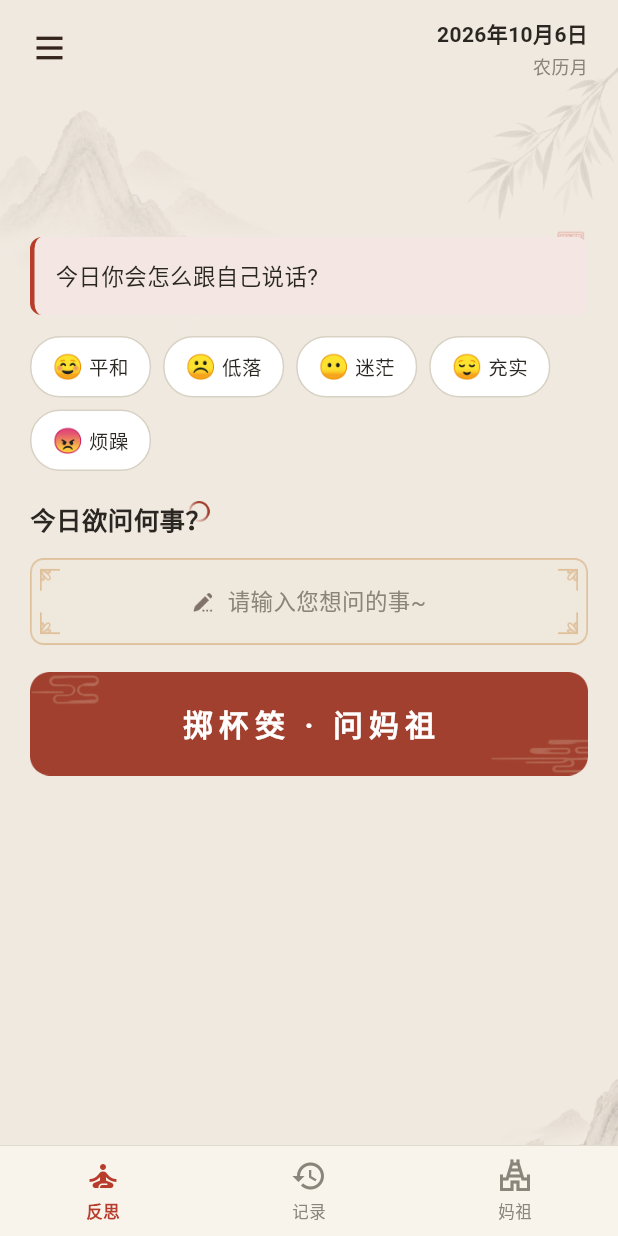
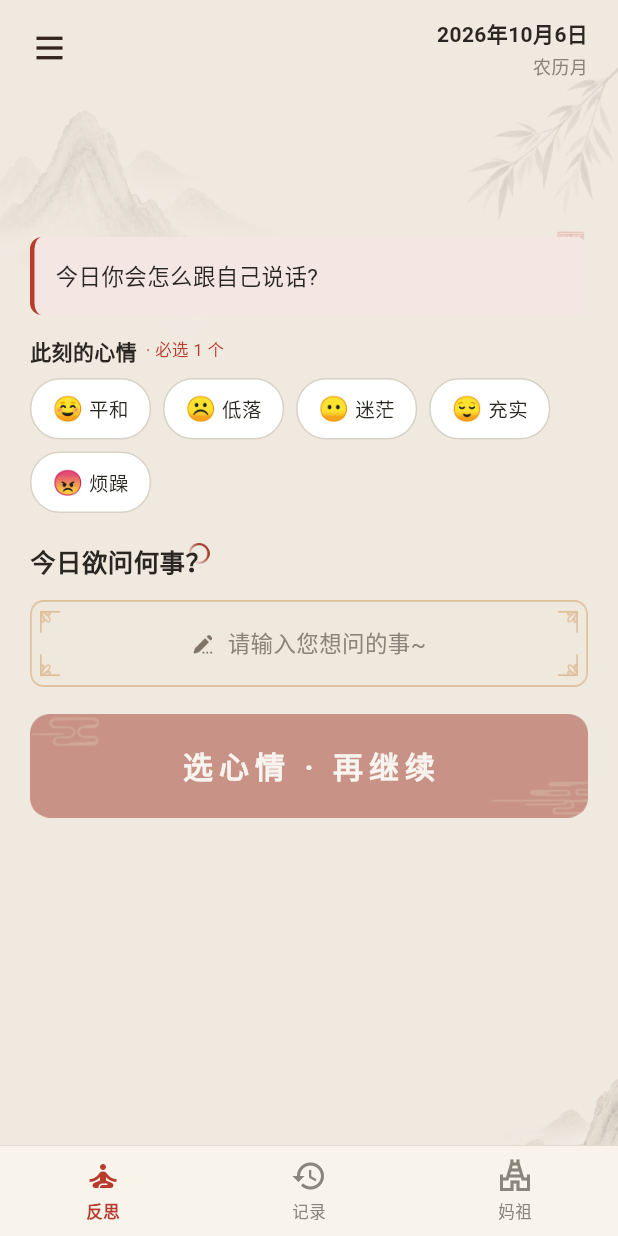
Before and after one commit to jiapeiji/ask_mazu, a Flutter app: the HomePage screen opened by its route, on a phone screen of 412 x 824 dp. Run offline on Flutter 3.47's test engine with Material 3 defaults, Android fonts, the phone set to English and light mode, and no system bars; our stand-ins replace audioplayers, flutter_riverpod, go_router, hive, hive_flutter, share_plus and 1 more; missing offline and left inert: gal, lunar; accounts and stored records are empty; Roboto replaces fonts that are missing (ChillJinshuSong).

Commit message:
feat(v1.2): W2 完成 - mood 接住 + 连续天数 + ARB 清理
- home_page.dart:
  - 加 _selectedMood state + 心情必选(否则投掷按钮禁用 + 灰)
  - 心情 chip 加红边选中态 + emoji + 文字
  - 投掷按钮文案随状态切换:「掷杯筊 · 问妈祖」↔「选心情 · 再继续」
  - _onThrow 把 mood 传给 ThrowPage
- throw_page.dart:ThrowPage 加 mood 参数,传给 ResultPage
- record_repository.dart:
  - 加 getStreak():从今天往前数连续记录天数
  - 加 getByDate(date):按日期查单条记录
- records_page.dart:
  - 加 _streak state,initState 调 getStreak
  - 顶部加连续记录天数 banner(金底,只在 streak > 0 时显示)
- ARB 文件清理:3 个语言文件(中文/英文/繁体)删订阅相关字段
  - homeStatus* (8 个 + 2 个 metadata)
  - settingsSectionSubscription
  - settingsSoundBadge
  - settingsSub* (4 个)
  - settingsDebugMock* (2 个)
  - settingsUpgrade* (3 个)
- 自动重新生成 l10n 代码

flutter analyze:零 error,39 个非阻塞 info warning(历史遗留)

W2 全部完成,3 tab + mood 必填 + 连续天数 + result_page 保存 +
ARB 清理都跑通。下轮开始 W3(占位/截图/Review Notes/隐私)。

```diff
--- a/lib/features/home/home_page.dart
+++ b/lib/features/home/home_page.dart
@@ -40,6 +40,7 @@ class _HomePageState extends ConsumerState<HomePage> {
   // V1.2 (v5):不再有 _selectedCategory(类目删了),只用 _customQuestion 作思考文本
   final TextEditingController _customController = TextEditingController();
   String _customQuestion = '';
+  Mood? _selectedMood;  // V1.2:必选 1(V1.2 上线后 mood 必填,不允许 null)
   bool _buttonPressed = false;
 
   @override
@@ -49,9 +50,8 @@ class _HomePageState extends ConsumerState<HomePage> {
   }
 
   Future<void> _onThrow() async {
-    // V1.2 (v5) 取消订阅拦截:直接进投掷
-    // 临时仍传 SignCategory.daily 占位(V1 的 sign_repository 仍按类目筛);
-    // 后续 W2 改 sign_repository 为"每日 1 支 + 6 时辰变种"时移除 category 字段
+    // V1.2 (v5):心情必选,无 mood 时按钮禁用
+    if (_selectedMood == null) return;
     final question = _customQuestion.isNotEmpty
         ? _customQuestion
         : '';
@@ -66,6 +66,7 @@ class _HomePageState extends ConsumerState<HomePage> {
             category: SignCategory.daily,
             question: question,
             isCustom: question.isNotEmpty,
+            mood: _selectedMood!,
           ),
           transitionsBuilder: (context, animation, secondaryAnimation, child) {
             return SlideTransition(
@@ -244,25 +245,59 @@ class _HomePageState extends ConsumerState<HomePage> {
     );
   }
 
-  /// 心情选择器(必选 1,V1.2 UI 占位 — 实际选中态留到下轮接 mood 字段)
+  /// 心情选择器(V1.2 必选 1,选中态用红边高亮)
   Widget _buildMoodRow() {
     final moods = const [
-      ('☺', '平和'),
-      ('☹', '低落'),
-      ('😶', '迷茫'),
-      ('😌', '充实'),
-      ('😠', '烦躁'),
+      ('☺', '平和', Mood.peaceful),
+      ('☹', '低落', Mood.down),
+      ('😶', '迷茫', Mood.confused),
+      ('😌', '充实', Mood.fulfilled),
+      ('😠', '烦躁', Mood.frustrated),
     ];
     return Padding(
       padding: const EdgeInsets.symmetric(horizontal: 20),
-      child: Wrap(
+      child: Column(
+        crossAxisAlignment: CrossAxisAlignment.start,
+        children: [
+          Row(
+            children: [
+              const Text(
+                '此刻的心情',
+                style: TextStyle(
+                  fontSize: 14,
+                  color: AppColors.inkBlack,
+                  fontWeight: FontWeight.w600,
+                  fontFamily: 'ChillJinshuSong',
+                ),
+              ),
+              const SizedBox(width: 6),
+              Text(
+                _selectedMood == null ? '· 必选 1 个' : '· 已选',
+                style: TextStyle(
+                  fontSize: 11,
+                  color: _selectedMood == null ? AppColors.mazuRed : AppColors.gray,
+                  fontFamily: 'ChillJinshuSong',
+                ),
+              ),
+            ],
+          ),
+          const SizedBox(height: 8),
+          Wrap(
             spacing: 8,
             runSpacing: 8,
-        children: moods.map((m) => Container(
+            children: moods.map((m) {
+              final selected = _selectedMood == m.$3;
+              return GestureDetector(
+                onTap: () => setState(() => _selectedMood = m.$3),
+                behavior: HitTestBehavior.opaque,
+                child: Container(
                   padding: const EdgeInsets.symmetric(horizontal: 14, vertical: 8),
                   decoration: BoxDecoration(
-            color: Colors.white,
-            border: Border.all(color: AppColors.lightGray),
+                    color: selected ? const Color(0xFFF3E6E3) : Colors.white,
+                    border: Border.all(
+                      color: selected ? AppColors.mazuRed : AppColors.lightGray,
+                      width: selected ? 1.5 : 1,
+                    ),
                     borderRadius: BorderRadius.circular(20),
                   ),
                   child: Row(
@@ -272,15 +307,20 @@ class _HomePageState extends ConsumerState<HomePage> {
                       const SizedBox(width: 4),
                       Text(
                         m.$2,
-                style: const TextStyle(
+                        style: TextStyle(
                           fontSize: 13,
-                  color: AppColors.inkBlack,
+                          color: selected ? AppColors.mazuRed : AppColors.inkBlack,
+                          fontWeight: selected ? FontWeight.w600 : FontWeight.w400,
                           fontFamily: 'ChillJinshuSong',
                         ),
                       ),
                     ],
                   ),
-        )).toList(),
+                ),
+              );
+            }).toList(),
+          ),
+        ],
       ),
     );
   }
@@ -410,13 +450,16 @@ class _HomePageState extends ConsumerState<HomePage> {
     );
   }
 
-  /// 投杯按钮(V1.2 改文案)
+  /// 投杯按钮(V1.2 改文案 + 心情未选时禁用)
   Widget _buildThrowButton(AppLocalizations l) {
-    return GestureDetector(
+    final enabled = _selectedMood != null;
+    return Opacity(
+      opacity: enabled ? 1 : 0.5,
+      child: GestureDetector(
         onTap: _onThrow,
-      onTapDown: (_) => setState(() => _buttonPressed = true),
-      onTapUp: (_) => setState(() => _buttonPressed = false),
-      onTapCancel: () => setState(() => _buttonPressed = false),
+        onTapDown: enabled ? (_) => setState(() => _buttonPressed = true) : null,
+        onTapUp: enabled ? (_) => setState(() => _buttonPressed = false) : null,
+        onTapCancel: enabled ? () => setState(() => _buttonPressed = false) : null,
         behavior: HitTestBehavior.opaque,
         child: Container(
           width: double.infinity,
@@ -432,14 +475,15 @@ class _HomePageState extends ConsumerState<HomePage> {
             ),
           ),
           alignment: Alignment.center,
-        child: const Text(
-          '掷杯筊 · 问妈祖',
-          style: TextStyle(
+          child: Text(
+            enabled ? '掷杯筊 · 问妈祖' : '选心情 · 再继续',
+            style: const TextStyle(
               fontSize: 20,
               fontWeight: FontWeight.w700,
               color: Colors.white,
               letterSpacing: 4,
               fontFamily: 'ChillJinshuSong',
+            ),
           ),
         ),
       ),
--- a/lib/features/throw/throw_page.dart
+++ b/lib/features/throw/throw_page.dart
@@ -43,11 +43,13 @@ class ThrowPage extends ConsumerStatefulWidget {
   final SignCategory category;
   final String question;
   final bool isCustom;
+  final Mood mood;
   const ThrowPage({
     super.key,
     required this.category,
     required this.question,
     this.isCustom = false,
+    this.mood = Mood.confused,
   });
 
   @override
@@ -170,7 +172,7 @@ class _ThrowPageState extends ConsumerState<ThrowPage> {
             result: result,
             sign: matchedSign,
             question: widget.question,
-            mood: Mood.confused,  // TODO:从 home_page 真实选择传过来(下轮接心情状态)
+            mood: widget.mood,
           ),
           transitionsBuilder: (context, animation, secondaryAnimation, child) {
             // pop 时:直接显示(瞬切)
```
Also changed, not shown: lib/data/repositories/record_repository.dart (+55 -0 lines), lib/features/records/records_page.dart (+67 -0 lines), lib/l10n/app_en.arb (+0 -35 lines), lib/l10n/app_zh.arb (+0 -32 lines), lib/l10n/app_zh_TW.arb (+0 -35 lines), lib/l10n/generated/app_localizations.dart, lib/l10n/generated/app_localizations_en.dart, lib/l10n/generated/app_localizations_zh.dart. Lines whose indentation alone changed are shown as unchanged.
